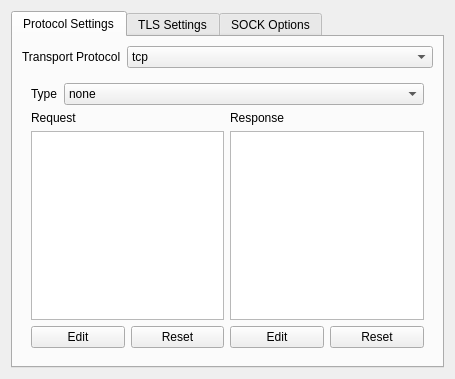
Before: the Qt Designer form src/ui/widgets/widgets/StreamSettingsWidget.ui in Qv2ray/Qv2ray, drawn with Qt 5.
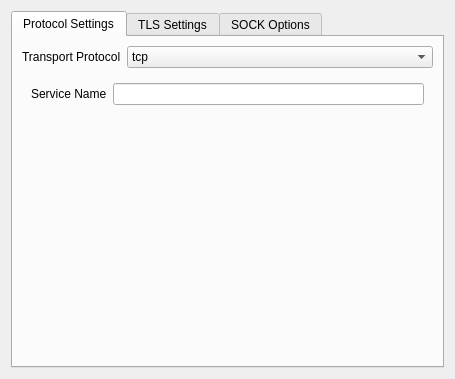
After: the same form once the commit is applied. The open tabs and pages were chosen to show the change.

Commit message: add support for loopback outbound / gRPC stream settings

```diff
--- a/src/ui/widgets/widgets/StreamSettingsWidget.ui
+++ b/src/ui/widgets/widgets/StreamSettingsWidget.ui
@@ -594,6 +594,20 @@
            </item>
           </layout>
          </widget>
+         <widget class="QWidget" name="page">
+          <layout class="QFormLayout" name="formLayout_6">
+           <item row="0" column="0">
+            <widget class="QLabel" name="label_11">
+             <property name="text">
+              <string>Service Name</string>
+             </property>
+            </widget>
+           </item>
+           <item row="0" column="1">
+            <widget class="QLineEdit" name="grpcServiceNameTxt"/>
+           </item>
+          </layout>
+         </widget>
         </widget>
        </item>
        <item row="0" column="0">
```
Left out of the diff: 5 changed lines with no effect on the pictures. The commit also changes 10 other files.
